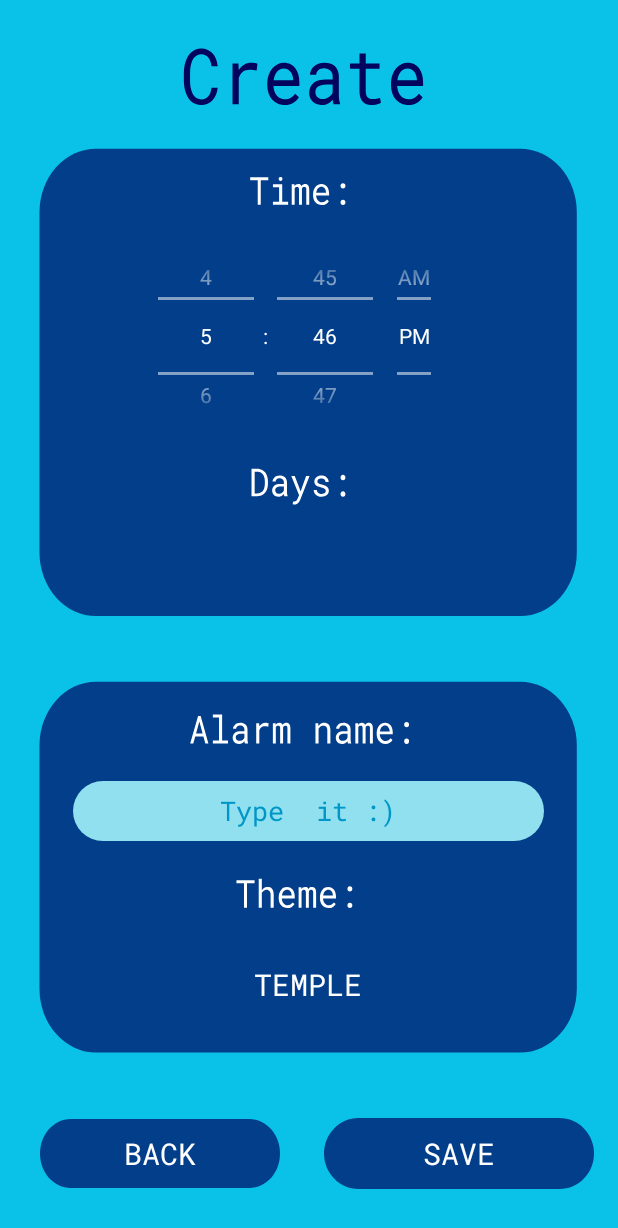
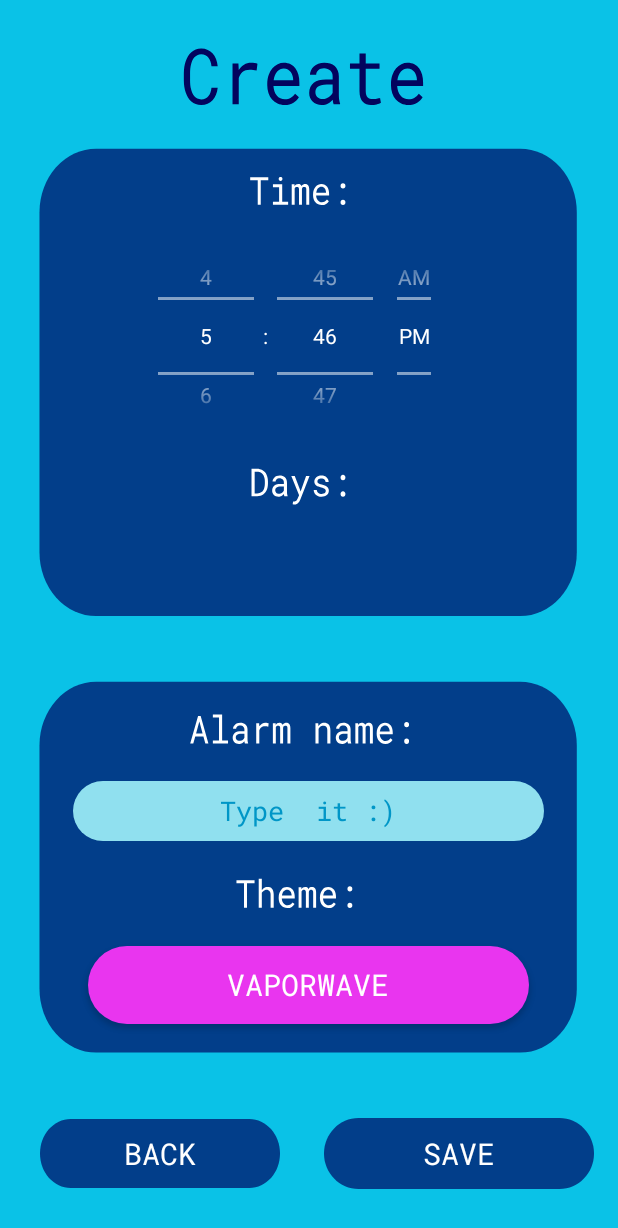
Before and after one commit to jabbajohnny/WakeMeUp, an Android app: the AlarmCreator screen opened directly, with no data from a screen before it, after a tap on "DEFAULT", on a phone screen of 412 x 824 dp. Shown: the top 1228 px of the screen. Run offline under Robolectric (Android 15) with nearby library versions, the phone set to English and light mode, and no system bars; 1 other tap on this screen came first.

Commit message:
New changing colour function in theme button, new themes and sounds

```diff
--- a/app/src/main/java/com/example/wakemeup/Alarm.java
+++ b/app/src/main/java/com/example/wakemeup/Alarm.java
@@ -13,14 +13,14 @@ public class Alarm extends Thread{
 
     static MainActivity mainActivity;
     AlarmCreator alarmCreator;
+    Themes.ThemeOptions options;
     String name;
-    int sound;
     long time;
 
-    public Alarm(AlarmCreator alarmCreator, String name, int sound, long time) {
+    public Alarm(AlarmCreator alarmCreator, String name, Themes.ThemeOptions options, long time) {
         this.alarmCreator = alarmCreator;
         this.name = name;
-        this.sound = sound;
+        this.options = options;
         this.time = time;
     }
 
@@ -28,7 +28,7 @@ public class Alarm extends Thread{
         try {
             Calendar now = Calendar.getInstance();
             Thread.sleep(time - now.getTimeInMillis());
-            alarmCreator.player = MediaPlayer.create(alarmCreator, sound);
+            alarmCreator.player = MediaPlayer.create(alarmCreator, options.sound);
             alarmCreator.player.start();
             createNotification();
         } catch (InterruptedException e) {
@@ -40,7 +40,7 @@ public class Alarm extends Thread{
         NotificationCompat.Builder builder = new NotificationCompat.Builder(mainActivity.getApplicationContext(), MainActivity.CHANNEL_1_ID)
                 .setSmallIcon(R.drawable.ic_alarm)
                 .setContentTitle("Alarm" + name)
-                .setContentText("It's time to wake up!");
+                .setContentText(options.message);
 
         NotificationManager manager = (NotificationManager) mainActivity.getSystemService(NOTIFICATION_SERVICE);
         manager.notify(0, builder.build());
--- a/app/src/main/java/com/example/wakemeup/AlarmCreator.java
+++ b/app/src/main/java/com/example/wakemeup/AlarmCreator.java
@@ -2,6 +2,7 @@ package com.example.wakemeup;
 
 import androidx.annotation.RequiresApi;
 import androidx.appcompat.app.AppCompatActivity;
+import androidx.core.content.res.ResourcesCompat;
 
 import android.content.Intent;
 import android.media.MediaPlayer;
@@ -14,19 +15,18 @@ import android.widget.TimePicker;
 
 import java.time.LocalDate;
 import java.util.Calendar;
+import java.util.ResourceBundle;
 
 
 public class AlarmCreator extends AppCompatActivity {
 
     public MediaPlayer player;
-    static int SOUND;
-
     Themes alarmTheme;
 
     @Override
     protected void onCreate(Bundle savedInstanceState) {
         super.onCreate(savedInstanceState);
-        Themes.initalize();
+        Themes.initialize();
         setContentView(R.layout.activity_alarmcreator);
     }
 
@@ -57,7 +57,7 @@ public class AlarmCreator extends AppCompatActivity {
         }
 
 
-        new Alarm(this, name.getText().toString(), SOUND, alarmTime.getTimeInMillis()).start();
+        new Alarm(this, name.getText().toString(), Themes.options.get(alarmTheme.name()), alarmTime.getTimeInMillis()).start();
 
         startActivity(new Intent(this, MainActivity.class));
     }
@@ -75,14 +75,6 @@ public class AlarmCreator extends AppCompatActivity {
 
         alarmTheme = Themes.valueOf(theme);
         button.setText(theme);
-
-        switch (alarmTheme) {
-            case Temple:
-                SOUND = R.raw.temple;
-                break;
-            case Forest:
-                SOUND = R.raw.forest;
-                break;
-        }
+        button.setBackground(getResources().getDrawable(Themes.options.get(theme).background));
     }
 }
--- a/app/src/main/java/com/example/wakemeup/Themes.java
+++ b/app/src/main/java/com/example/wakemeup/Themes.java
@@ -1,21 +1,40 @@
 package com.example.wakemeup;
 
+import java.util.HashMap;
 import java.util.LinkedList;
 
 public enum Themes {
-    Default,
+    Vaporwave,
     Temple,
     Forest,
     Field,
-    Motivation;
+    Default;
 
-    public static LinkedList<String> themesValues;
+    public static LinkedList<String> themesValues = new LinkedList<>();
+    public static HashMap<String, ThemeOptions> options = new HashMap<>();
 
-
-    public static void initalize() {
-        themesValues = new LinkedList<>();
+    public static void initialize() {
         for (Themes t : Themes.values()) {
             themesValues.add(t.name());
         }
+
+        options.put(Default.name(), new ThemeOptions(R.drawable.default_button, R.raw.default_ringtone, "It's time to wake up!"));
+        options.put(Temple.name(), new ThemeOptions(R.drawable.temple_button, R.raw.temple, "Amen"));
+        options.put(Forest.name(), new ThemeOptions(R.drawable.forest_button, R.raw.forest, "Birds are singing!"));
+        options.put(Field.name(), new ThemeOptions(R.drawable.field_button, R.raw.field, "Herbs are growing!"));
+        options.put(Vaporwave.name(), new ThemeOptions(R.drawable.vaporwave_button, R.raw.vaporwave, "ｅｎｔｅｒｉｎｇ  ｔｈｅ  ｐｌａｚａ．．．"));
+
+    }
+
+    public static class ThemeOptions {
+        int background;
+        int sound;
+        String message;
+
+        public ThemeOptions(int background, int sound, String message) {
+            this.background = background;
+            this.sound = sound;
+            this.message = message;
+        }
     }
 }
--- /dev/null
+++ b/app/src/main/res/drawable/default_button.xml
@@ -0,0 +1,5 @@
+<?xml version="1.0" encoding="utf-8"?>
+<shape xmlns:android="http://schemas.android.com/apk/res/android">
+    <corners  android:radius="100dp"/>
+    <solid android:color="#C4C4C4" />
+</shape>
--- /dev/null
+++ b/app/src/main/res/drawable/field_button.xml
@@ -0,0 +1,5 @@
+<?xml version="1.0" encoding="utf-8"?>
+<shape xmlns:android="http://schemas.android.com/apk/res/android">
+    <corners  android:radius="100dp"/>
+    <solid android:color="#EBB93C"></solid>
+</shape>
--- /dev/null
+++ b/app/src/main/res/drawable/forest_button.xml
@@ -0,0 +1,5 @@
+<?xml version="1.0" encoding="utf-8"?>
+<shape xmlns:android="http://schemas.android.com/apk/res/android">
+    <corners  android:radius="100dp"/>
+    <solid android:color="#50FF59"></solid>
+</shape>
--- /dev/null
+++ b/app/src/main/res/drawable/temple_button.xml
@@ -0,0 +1,5 @@
+<?xml version="1.0" encoding="utf-8"?>
+<shape xmlns:android="http://schemas.android.com/apk/res/android">
+    <corners  android:radius="100dp"/>
+    <solid android:color="#663838"></solid>
+</shape>
--- /dev/null
+++ b/app/src/main/res/drawable/vaporwave_button.xml
@@ -0,0 +1,5 @@
+<?xml version="1.0" encoding="utf-8"?>
+<shape xmlns:android="http://schemas.android.com/apk/res/android">
+    <corners  android:radius="100dp"/>
+    <solid android:color="#E935EF"></solid>
+</shape>
--- a/app/src/main/res/layout/activity_alarmcreator.xml
+++ b/app/src/main/res/layout/activity_alarmcreator.xml
@@ -27,7 +27,7 @@
         android:id="@+id/theme"
         android:layout_width="294dp"
         android:layout_height="52dp"
-        android:background="@drawable/button"
+        android:background="@drawable/default_button"
         android:fontFamily="@font/roboto_mono"
         android:onClick="changeTheme"
         android:text="@string/theme"
--- a/app/src/main/res/values/strings.xml
+++ b/app/src/main/res/values/strings.xml
@@ -7,7 +7,7 @@
     <string name="next">Next</string>
     <string name="previous">Previous</string>
 
-    <string name="theme">Field</string>
+    <string name="theme">Default</string>
 
     <string name="hello_first_fragment">Hello first fragment</string>
     <string name="hello_second_fragment">Hello second fragment. Arg: %1$s</string>
```
Also changed, not shown: 3 other files.
